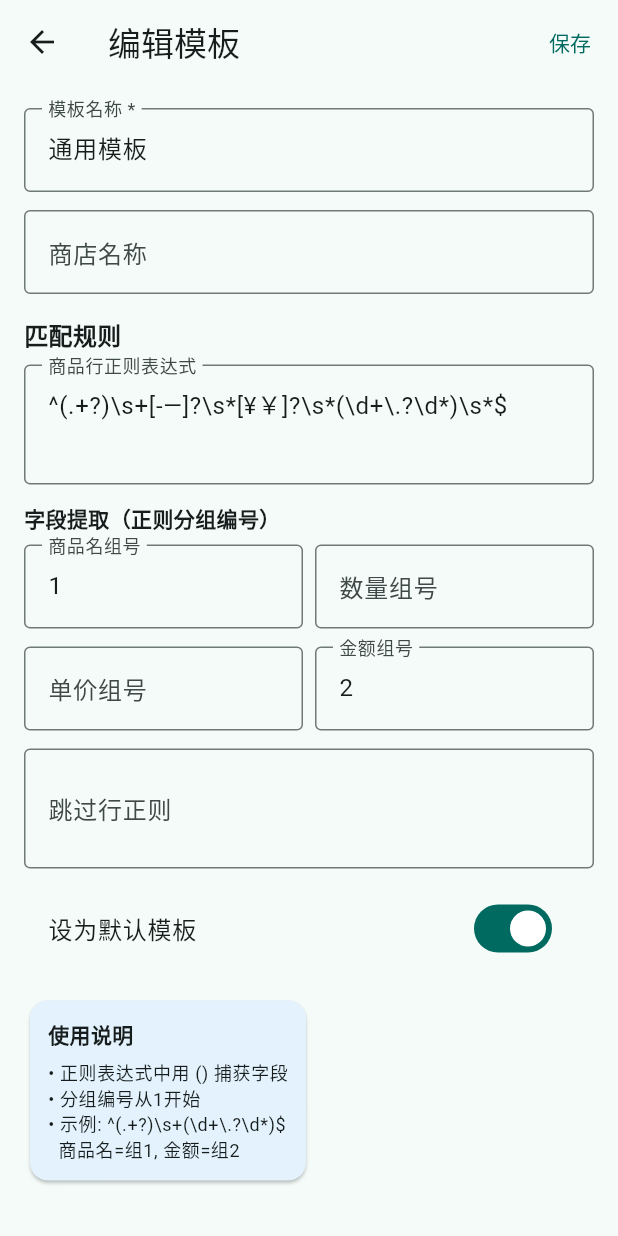
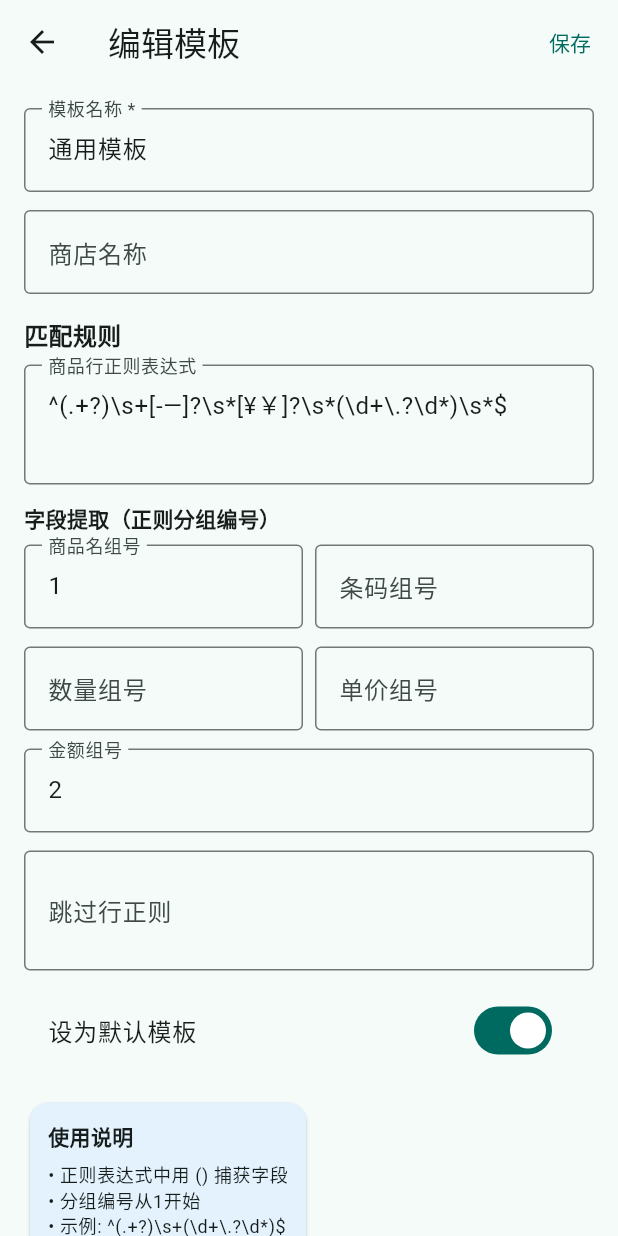
Before and after one commit to code787/receipt_entry, a Flutter app: the TemplateEditScreen screen opened directly with sample values from the repository, on a phone screen of 412 x 824 dp. Run offline on Flutter 3.47's test engine with Material 3 defaults, Android fonts, the phone set to English and light mode, and no system bars; our stand-ins replace flutter_riverpod, image_picker, sqflite; missing offline and left inert: google_mlkit_text_recognition; accounts and stored records are empty.

Commit message:
feat: Add barcode_group to template system
- Add barcodeGroup field to ReceiptTemplate model
- Add barcode_group column to receipt_templates table (DB v5)
- Update template management screen with barcode group field
- Update OcrService to extract barcode from template regex
- Fallback to next-line barcode extraction if no regex match

```diff
--- a/lib/core/constants/app_constants.dart
+++ b/lib/core/constants/app_constants.dart
@@ -1,7 +1,7 @@
 class AppConstants {
   static const String appName = '小票录入系统';
   static const String databaseName = 'receipt_entry.db';
-  static const int databaseVersion = 4;
+  static const int databaseVersion = 5;
 
   static const String tableReceipts = 'receipts';
   static const String tableReceiptItems = 'receipt_items';
--- a/lib/data/local/database_helper.dart
+++ b/lib/data/local/database_helper.dart
@@ -73,6 +73,7 @@ class DatabaseHelper {
         template_store_name TEXT DEFAULT '',
         item_pattern TEXT,
         name_group TEXT,
+        barcode_group TEXT,
         qty_group TEXT,
         unit_price_group TEXT,
         total_price_group TEXT,
@@ -132,6 +133,9 @@ class DatabaseHelper {
     if (oldVersion < 4) {
       await _addColumnIfNotExists(db, AppConstants.tableReceiptItems, AppConstants.colBarcode, 'TEXT');
     }
+    if (oldVersion < 5) {
+      await _addColumnIfNotExists(db, 'receipt_templates', 'barcode_group', 'TEXT');
+    }
   }
 
   Future<void> _addColumnIfNotExists(Database db, String table, String column, String type) async {
--- a/lib/data/models/receipt_template.dart
+++ b/lib/data/models/receipt_template.dart
@@ -6,6 +6,7 @@ class ReceiptTemplate {
   final String storeName;
   final String? itemPattern;
   final String? nameGroup;
+  final String? barcodeGroup;
   final String? qtyGroup;
   final String? unitPriceGroup;
   final String? totalPriceGroup;
@@ -19,6 +20,7 @@ class ReceiptTemplate {
     this.storeName = '',
     this.itemPattern,
     this.nameGroup,
+    this.barcodeGroup,
     this.qtyGroup,
     this.unitPriceGroup,
     this.totalPriceGroup,
@@ -34,6 +36,7 @@ class ReceiptTemplate {
       'template_store_name': storeName,
       'item_pattern': itemPattern,
       'name_group': nameGroup,
+      'barcode_group': barcodeGroup,
       'qty_group': qtyGroup,
       'unit_price_group': unitPriceGroup,
       'total_price_group': totalPriceGroup,
@@ -50,6 +53,7 @@ class ReceiptTemplate {
       storeName: map['template_store_name'] ?? '',
       itemPattern: map['item_pattern'],
       nameGroup: map['name_group'],
+      barcodeGroup: map['barcode_group'],
       qtyGroup: map['qty_group'],
       unitPriceGroup: map['unit_price_group'],
       totalPriceGroup: map['total_price_group'],
@@ -65,6 +69,7 @@ class ReceiptTemplate {
     String? storeName,
     String? itemPattern,
     String? nameGroup,
+    String? barcodeGroup,
     String? qtyGroup,
     String? unitPriceGroup,
     String? totalPriceGroup,
@@ -77,6 +82,7 @@ class ReceiptTemplate {
       storeName: storeName ?? this.storeName,
       itemPattern: itemPattern ?? this.itemPattern,
       nameGroup: nameGroup ?? this.nameGroup,
+      barcodeGroup: barcodeGroup ?? this.barcodeGroup,
       qtyGroup: qtyGroup ?? this.qtyGroup,
       unitPriceGroup: unitPriceGroup ?? this.unitPriceGroup,
       totalPriceGroup: totalPriceGroup ?? this.totalPriceGroup,
@@ -97,14 +103,14 @@ class ReceiptTemplate {
         isDefault: true,
       ),
       ReceiptTemplate(
-        name: '超市散称商品',
+        name: '超市散称商品（含条码）',
         storeName: '',
         itemPattern: r'^(.+?/kg)\s+[-—]?\s*(\d+\.?\d*)\s*$',
         nameGroup: '1',
         totalPriceGroup: '2',
       ),
       ReceiptTemplate(
-        name: '超市包装商品',
+        name: '超市包装商品（含条码）',
         storeName: '',
         itemPattern: r'^(.+?)\s+(\d+)\.?\s+(\d+\.?\d*)\s+(\d+\.?\d*)\s*$',
         nameGroup: '1',
--- a/lib/features/template_management/screens/template_management_screen.dart
+++ b/lib/features/template_management/screens/template_management_screen.dart
@@ -141,6 +141,7 @@ class _TemplateEditScreenState extends State<TemplateEditScreen> {
   late final TextEditingController _storeNameController;
   late final TextEditingController _itemPatternController;
   late final TextEditingController _nameGroupController;
+  late final TextEditingController _barcodeGroupController;
   late final TextEditingController _qtyGroupController;
   late final TextEditingController _unitPriceGroupController;
   late final TextEditingController _totalPriceGroupController;
@@ -155,6 +156,7 @@ class _TemplateEditScreenState extends State<TemplateEditScreen> {
     _storeNameController = TextEditingController(text: t?.storeName ?? '');
     _itemPatternController = TextEditingController(text: t?.itemPattern ?? '');
     _nameGroupController = TextEditingController(text: t?.nameGroup ?? '1');
+    _barcodeGroupController = TextEditingController(text: t?.barcodeGroup ?? '');
     _qtyGroupController = TextEditingController(text: t?.qtyGroup ?? '');
     _unitPriceGroupController = TextEditingController(text: t?.unitPriceGroup ?? '');
     _totalPriceGroupController = TextEditingController(text: t?.totalPriceGroup ?? '');
@@ -168,6 +170,7 @@ class _TemplateEditScreenState extends State<TemplateEditScreen> {
     _storeNameController.dispose();
     _itemPatternController.dispose();
     _nameGroupController.dispose();
+    _barcodeGroupController.dispose();
     _qtyGroupController.dispose();
     _unitPriceGroupController.dispose();
     _totalPriceGroupController.dispose();
@@ -184,6 +187,7 @@ class _TemplateEditScreenState extends State<TemplateEditScreen> {
       storeName: _storeNameController.text,
       itemPattern: _itemPatternController.text.isEmpty ? null : _itemPatternController.text,
       nameGroup: _nameGroupController.text.isEmpty ? null : _nameGroupController.text,
+      barcodeGroup: _barcodeGroupController.text.isEmpty ? null : _barcodeGroupController.text,
       qtyGroup: _qtyGroupController.text.isEmpty ? null : _qtyGroupController.text,
       unitPriceGroup: _unitPriceGroupController.text.isEmpty ? null : _unitPriceGroupController.text,
       totalPriceGroup: _totalPriceGroupController.text.isEmpty ? null : _totalPriceGroupController.text,
@@ -268,9 +272,9 @@ class _TemplateEditScreenState extends State<TemplateEditScreen> {
                   const SizedBox(width: 8),
                   Expanded(
                     child: TextFormField(
-                      controller: _qtyGroupController,
+                      controller: _barcodeGroupController,
                       decoration: const InputDecoration(
-                        labelText: '数量组号',
+                        labelText: '条码组号',
                         border: OutlineInputBorder(),
                         hintText: '可选',
                       ),
@@ -283,6 +287,17 @@ class _TemplateEditScreenState extends State<TemplateEditScreen> {
                 children: [
                   Expanded(
                     child: TextFormField(
+                      controller: _qtyGroupController,
+                      decoration: const InputDecoration(
+                        labelText: '数量组号',
+                        border: OutlineInputBorder(),
+                        hintText: '可选',
+                      ),
+                    ),
+                  ),
+                  const SizedBox(width: 8),
+                  Expanded(
+                    child: TextFormField(
                       controller: _unitPriceGroupController,
                       decoration: const InputDecoration(
                         labelText: '单价组号',
@@ -291,7 +306,11 @@ class _TemplateEditScreenState extends State<TemplateEditScreen> {
                       ),
                     ),
                   ),
-                  const SizedBox(width: 8),
+                ],
+              ),
+              const SizedBox(height: 12),
+              Row(
+                children: [
                   Expanded(
                     child: TextFormField(
                       controller: _totalPriceGroupController,
```
Also changed, not shown: lib/features/receipt_entry/services/ocr_service.dart (+6 -5 lines).
